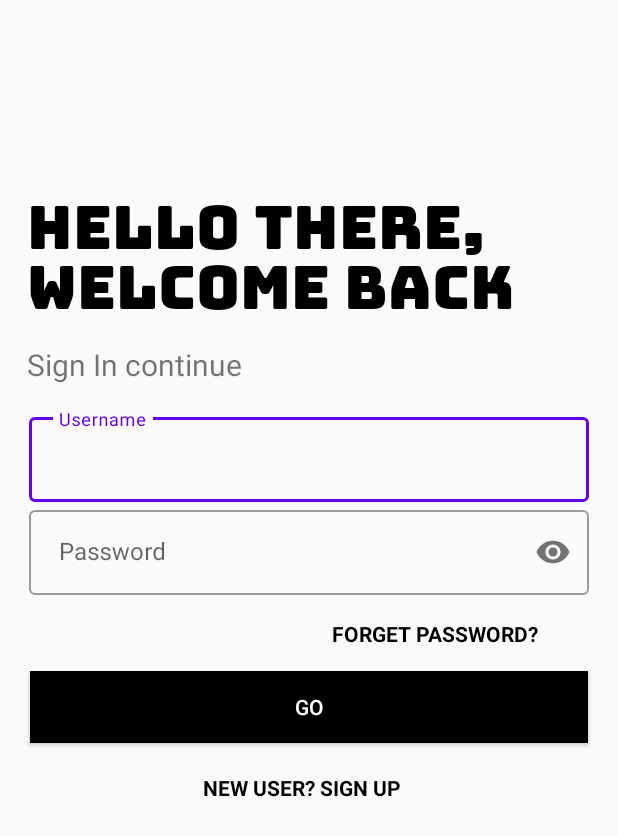
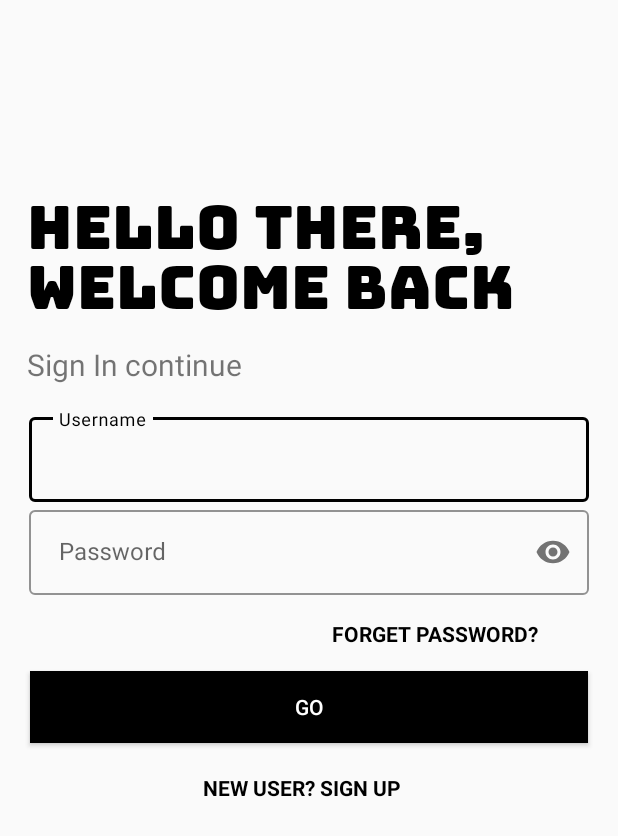
Before and after one commit to Temirlan04/home.work3.2, an Android app: the layout activity_main.xml on its own in the app's theme, with its tools: preview values and no code run, on a phone screen of 412 x 824 dp. Shown: the top 836 px of the screen. Run offline under Robolectric (Android 15) with nearby library versions, the phone set to English and light mode, and no system bars.

Commit message:
Temirlan04

```diff
--- a/app/src/main/java/com/example/Lesson31/MainActivity.java
+++ b/app/src/main/java/com/example/Lesson31/MainActivity.java
@@ -68,6 +68,6 @@ import com.google.android.material.textfield.TextInputLayout;
      }
 
      private void initListeners() {
-         Glide.with(this).load("https://i.pinimg.com/474x/23/ab/a6/23aba60b66ef08174bb7455c4a8a2d2f.jpg").into(image);
+         Glide.with(this).load("https://i.pinimg.com/474x/23/ab/a6/23aba60b66efww08174bb7455c4a8a2d2f.jpg").into(image);
      }
  }
--- a/app/src/main/res/layout/activity_main.xml
+++ b/app/src/main/res/layout/activity_main.xml
@@ -43,6 +43,7 @@
 
     <com.google.android.material.textfield.TextInputLayout
         style="@style/Widget.MaterialComponents.TextInputLayout.OutlinedBox"
+        app:boxStrokeColor="@color/black"
         android:layout_width="match_parent"
         android:layout_height="wrap_content"
         android:id="@+id/Username"
@@ -52,7 +53,6 @@
         android:layout_marginHorizontal="19sp"
         >
     <com.google.android.material.textfield.TextInputEditText
-
         android:id="@+id/f2"
         android:layout_height="wrap_content"
         android:paddingVertical="17sp"
@@ -70,6 +70,7 @@
 
     <com.google.android.material.textfield.TextInputLayout
         style="@style/Widget.MaterialComponents.TextInputLayout.OutlinedBox"
+        app:boxStrokeColor="@color/black"
         android:id="@+id/Password"
         android:layout_marginHorizontal="19sp"
         app:layout_constraintStart_toStartOf="parent"
--- a/app/src/main/res/values/themes.xml
+++ b/app/src/main/res/values/themes.xml
@@ -2,15 +2,15 @@
     <!-- Base application theme. -->
     <style name="Theme.Lesson31" parent="Theme.MaterialComponents.DayNight.NoActionBar.Bridge">
         <!-- Primary brand color. -->
-        <item name="colorPrimary">@color/purple_500</item>
-        <item name="colorPrimaryVariant">@color/purple_700</item>
+        <item name="colorPrimary">@color/black</item>
+        <item name="colorPrimaryVariant">@color/black</item>
         <item name="colorOnPrimary">@color/white</item>
         <!-- Secondary brand color. -->
         <item name="colorSecondary">@color/teal_200</item>
         <item name="colorSecondaryVariant">@color/teal_700</item>
         <item name="colorOnSecondary">@color/black</item>
         <!-- Status bar color. -->
-        <item name="android:statusBarColor" tools:targetApi="l">?attr/colorPrimaryVariant</item>
+        <item name="android:statusBarColor" tools:targetApi="l">@color/white</item>
         <!-- Customize your theme here. -->
     </style>
 </resources>
```
